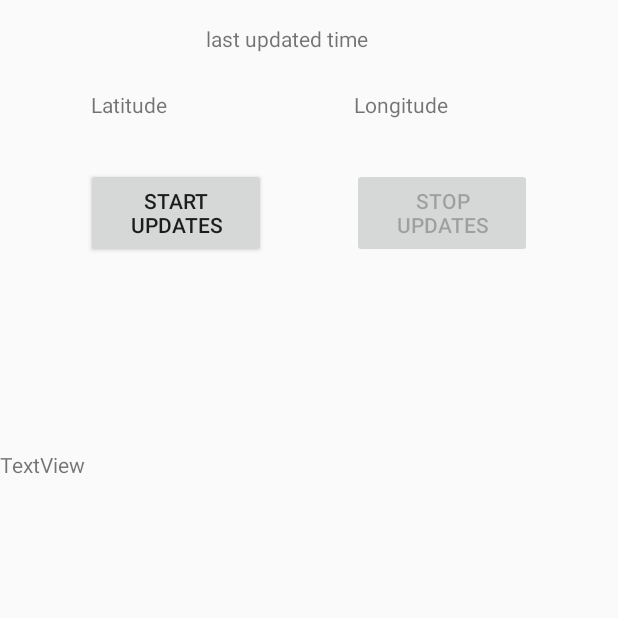
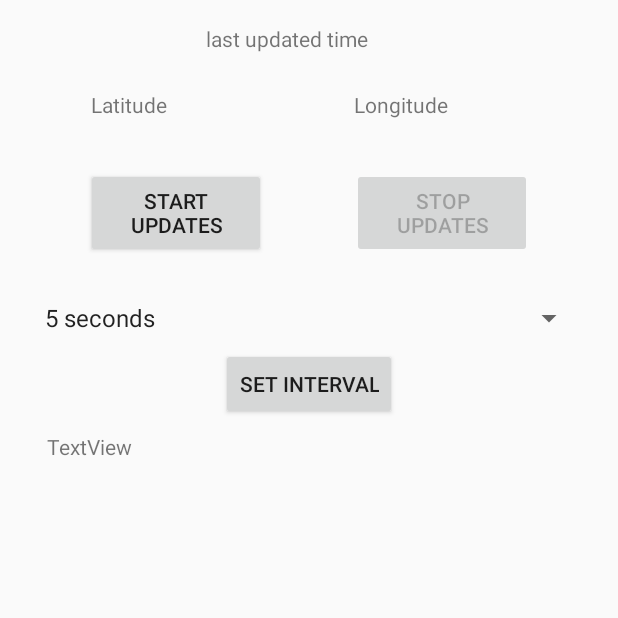
Before and after one commit to asabot/Location-Tracking-app, an Android app: the screen it shows after launch (MainActivity), on a phone screen of 412 x 824 dp, the top half of it. Run offline under Robolectric (Android 15) with nearby library versions, the phone set to English and light mode, and no system bars; our stand-ins replace Volley; 1 statement that could not run was skipped.

Commit message:
implemented update interval management controlled by drop down box

```diff
--- a/app/src/main/java/com/google/android/gms/location/sample/locationupdates/MainActivity.java
+++ b/app/src/main/java/com/google/android/gms/location/sample/locationupdates/MainActivity.java
@@ -38,6 +38,7 @@ import android.text.method.ScrollingMovementMethod;
 import android.util.Log;
 import android.view.View;
 import android.widget.Button;
+import android.widget.Spinner;
 import android.widget.TextView;
 import android.widget.Toast;
 
@@ -62,6 +63,7 @@ import com.google.android.gms.tasks.OnCompleteListener;
 import com.google.android.gms.tasks.OnFailureListener;
 import com.google.android.gms.tasks.OnSuccessListener;
 import com.google.android.gms.tasks.Task;
+import com.mkyong.android.CustomOnItemSelectedListener;
 
 import org.json.JSONArray;
 import org.json.JSONException;
@@ -122,14 +124,14 @@ public class MainActivity extends AppCompatActivity {
     /**
      * The desired interval for location updates. Inexact. Updates may be more or less frequent.
      */
-    private static final long UPDATE_INTERVAL_IN_MILLISECONDS = 10000;
+   // private static final long UPDATE_INTERVAL_IN_MILLISECONDS = 10000;
 
     /**
      * The fastest rate for active location updates. Exact. Updates will never be more frequent
      * than this value.
      */
-    private static final long FASTEST_UPDATE_INTERVAL_IN_MILLISECONDS =
-            UPDATE_INTERVAL_IN_MILLISECONDS / 2;
+  //  private static final long FASTEST_UPDATE_INTERVAL_IN_MILLISECONDS =
+  //          UPDATE_INTERVAL_IN_MILLISECONDS / 2;
 
     // Keys for storing activity state in the Bundle.
     private final static String KEY_REQUESTING_LOCATION_UPDATES = "requesting-location-updates";
@@ -174,6 +176,11 @@ public class MainActivity extends AppCompatActivity {
     private TextView mLatitudeTextView;
     private TextView mLongitudeTextView;
 
+    private Spinner spinner1;
+    private Button btnSubmit;
+    long delayValue=20000;
+    long fastestDelayValue = 500;
+
     // Labels.
      String mLatitudeLabel;
     String mLongitudeLabel;
@@ -217,6 +224,9 @@ public class MainActivity extends AppCompatActivity {
         mRequestingLocationUpdates = false;
         mLastUpdateTime = "";
 
+        addListenerOnButton();
+        addListenerOnSpinnerItemSelection();
+
         // Update values using data stored in the Bundle.
         updateValuesFromBundle(savedInstanceState);
 
@@ -255,6 +265,64 @@ public class MainActivity extends AppCompatActivity {
 
 
     }
+
+
+    public void addListenerOnSpinnerItemSelection() {
+        spinner1 = (Spinner) findViewById(R.id.spinner);
+        spinner1.setOnItemSelectedListener(new CustomOnItemSelectedListener());
+    }
+    // get the selected dropdown list value
+    public void addListenerOnButton() {
+
+        spinner1 = (Spinner) findViewById(R.id.spinner);
+        btnSubmit = (Button) findViewById(R.id.button2);
+        btnSubmit.setOnClickListener(new View.OnClickListener() {
+
+            @Override
+            public void onClick(View v) {
+
+               Toast.makeText(MainActivity.this,
+                        "INTERVAL SET TO : " + String.valueOf(spinner1.getSelectedItem()) ,
+                        Toast.LENGTH_SHORT).show();
+
+
+
+               if (String.valueOf(spinner1.getSelectedItem()).equals("1 second")){
+                    delayValue = 1000;
+                }
+                else if (String.valueOf(spinner1.getSelectedItem()).equals("5 seconds")){
+                    delayValue = 5000;
+                }
+               else if (String.valueOf(spinner1.getSelectedItem()).equals( "10 seconds")){
+                   delayValue = 10000;
+               }
+               else if (String.valueOf(spinner1.getSelectedItem()).equals("30 seconds")){
+                   delayValue = 30000;
+               }
+               else if (String.valueOf(spinner1.getSelectedItem()).equals("1 minute")){
+                   delayValue = 60000;
+               }
+               else if (String.valueOf(spinner1.getSelectedItem()).equals("2 minutes")){
+                   delayValue = 120000;
+               }
+               else if (String.valueOf(spinner1.getSelectedItem()).equals("5 minutes")){
+                   delayValue = 300000;
+               }
+               else if (String.valueOf(spinner1.getSelectedItem()).equals("10 minutes")){
+                   delayValue = 600000;
+               }
+               else if (String.valueOf(spinner1.getSelectedItem()).equals("15 minutes")){
+                   delayValue = 900000;
+               }
+                fastestDelayValue = delayValue/2;
+                TextView displayAllData = (TextView) findViewById(R.id.textView);
+                displayAllData.setText(String.valueOf(delayValue));
+                createLocationRequest();
+            }
+
+        });
+    }
+
 
     /**
      * Updates fields based on data stored in the bundle.
@@ -306,11 +374,11 @@ public class MainActivity extends AppCompatActivity {
         // inexact. You may not receive updates at all if no location sources are available, or
         // you may receive them slower than requested. You may also receive updates faster than
         // requested if other applications are requesting location at a faster interval.
-        mLocationRequest.setInterval(UPDATE_INTERVAL_IN_MILLISECONDS);
+        mLocationRequest.setInterval(delayValue);
 
         // Sets the fastest rate for active location updates. This interval is exact, and your
         // application will never receive updates faster than this value.
-        mLocationRequest.setFastestInterval(FASTEST_UPDATE_INTERVAL_IN_MILLISECONDS);
+        mLocationRequest.setFastestInterval(fastestDelayValue);
 
         mLocationRequest.setPriority(LocationRequest.PRIORITY_HIGH_ACCURACY);
     }
--- a/app/src/main/res/layout/activity_main.xml
+++ b/app/src/main/res/layout/activity_main.xml
@@ -98,9 +98,39 @@
             android:layout_width="351dp"
             android:layout_height="187dp"
             android:text="TextView"
-            tools:layout_editor_absoluteX="17dp"
-            app:layout_constraintTop_toTopOf="parent"
-            android:layout_marginTop="300dp" />
+            android:layout_marginLeft="8dp"
+            app:layout_constraintLeft_toLeftOf="parent"
+            android:layout_marginRight="8dp"
+            app:layout_constraintRight_toRightOf="parent"
+            app:layout_constraintHorizontal_bias="0.529"
+            android:layout_marginTop="8dp"
+            app:layout_constraintTop_toBottomOf="@+id/button2" />
+
+        <Spinner
+            android:id="@+id/spinner"
+            android:layout_width="368dp"
+            android:layout_height="wrap_content"
+            android:layout_marginTop="150dp"
+            app:layout_constraintTop_toBottomOf="@+id/last_update_time_text"
+            android:layout_marginLeft="8dp"
+            app:layout_constraintLeft_toLeftOf="parent"
+            android:layout_marginRight="8dp"
+            app:layout_constraintRight_toRightOf="parent"
+            android:entries="@array/time_interval_selection"
+            />
+
+        <Button
+            android:id="@+id/button2"
+            android:layout_width="wrap_content"
+            android:layout_height="wrap_content"
+            android:layout_marginLeft="8dp"
+            android:layout_marginRight="8dp"
+            android:layout_marginTop="8dp"
+            android:elevation="1dp"
+            android:text="SET INTERVAL"
+            app:layout_constraintLeft_toLeftOf="parent"
+            app:layout_constraintRight_toRightOf="parent"
+            app:layout_constraintTop_toBottomOf="@+id/spinner" />
 
 
     </android.support.constraint.ConstraintLayout>
--- a/app/src/main/res/values/strings.xml
+++ b/app/src/main/res/values/strings.xml
@@ -33,7 +33,6 @@
     <string name="settings">Settings</string>
 
     <string-array name="time_interval_selection">
-        <item>1 second</item>
         <item>5 seconds</item>
         <item>10 seconds</item>
         <item>30 seconds</item>
```
Also changed, not shown: 1 other file.
